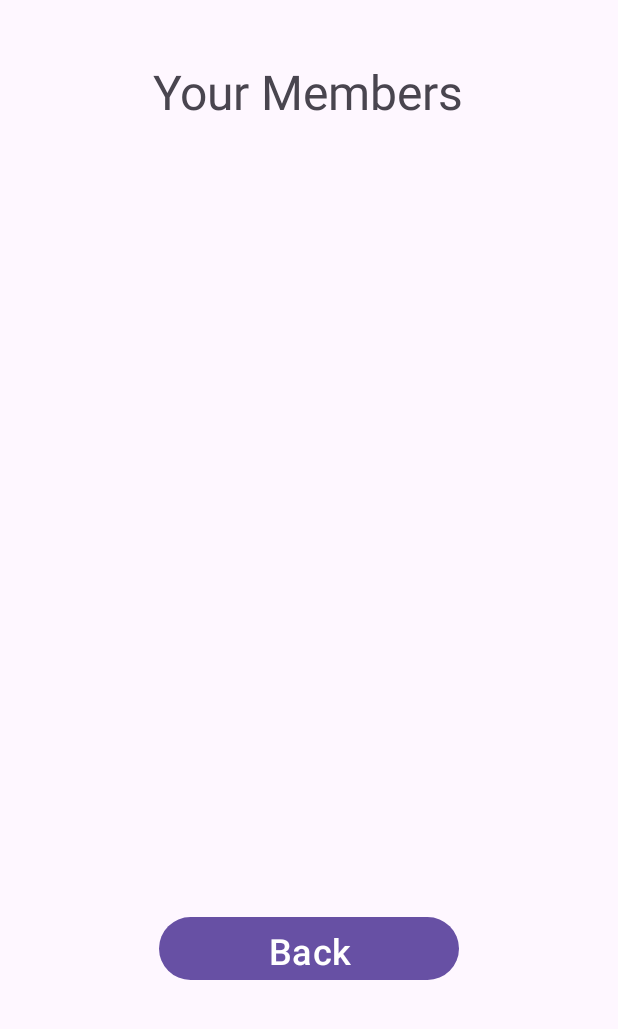
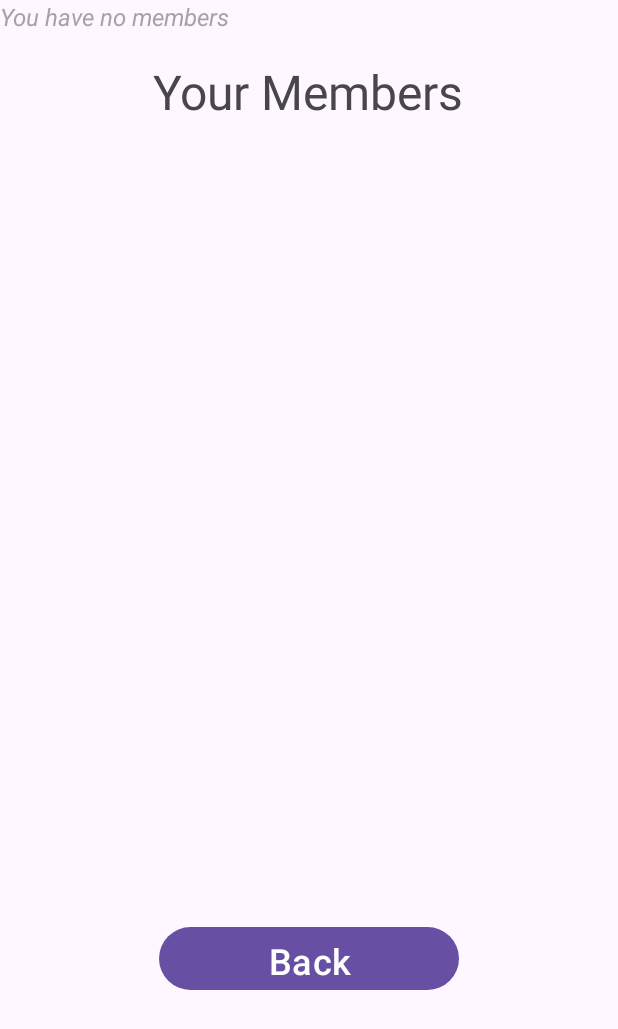
Before and after one commit to GabrielBall05/ChurchFinderApp, an Android app: the ChurchHome screen opened directly, with no data from a screen before it, after a tap on "View members of your church", on a phone screen of 412 x 824 dp. Shown: the top 1029 px of the screen. Run offline under Robolectric (Android 15) with nearby library versions, the phone set to English and light mode, and no system bars; 2 statements that could not run were skipped.

Commit message:
Showing no results message when there are no results. Bug fixes

```diff
--- a/ChurchApp/app/src/main/java/com/example/churchapp/ChurchIntents/ChurchHome.java
+++ b/ChurchApp/app/src/main/java/com/example/churchapp/ChurchIntents/ChurchHome.java
@@ -9,6 +9,7 @@ import android.view.View;
 import android.widget.AdapterView;
 import android.widget.Button;
 import android.widget.ListView;
+import android.widget.TextView;
 
 import com.example.churchapp.Adapters.MyEventsAdapter;
 import com.example.churchapp.Confirmations.MasterConfirmation;
@@ -27,6 +28,7 @@ public class ChurchHome extends AppCompatActivity
     Button btn_viewMembers;
     Button btn_createEvent;
     Button btn_editProfile;
+    TextView tv_noResults;
 
     //DATABASE
     UsersTableHelper usersDb;
@@ -56,6 +58,7 @@ public class ChurchHome extends AppCompatActivity
         btn_createEvent = findViewById(R.id.btn_churchHome_createEvent);
         btn_editProfile = findViewById(R.id.btn_churchHome_editProfile);
         btn_viewMembers = findViewById(R.id.btn_churchHome_viewMembers);
+        tv_noResults = findViewById(R.id.tv_churchHome_noResults);
 
         //DATABASE
         usersDb = new UsersTableHelper(this);
@@ -75,6 +78,10 @@ public class ChurchHome extends AppCompatActivity
             listOfMyEvents = eventsDb.getAllEventsByChurchEmail(Session.getChurch().getEmail());
             fillListView();
         }
+        else
+        {
+            ifNoResultsShow();
+        }
 
         //FUNCTIONS
         viewMembersButtonClick();
@@ -89,6 +96,8 @@ public class ChurchHome extends AppCompatActivity
     {
         adapter = new MyEventsAdapter(this, listOfMyEvents);
         lv_myEvents.setAdapter(adapter);
+
+        ifNoResultsShow();
     }
 
     /**========================================LIST VIEW ITEM CLICK========================================*/
@@ -164,4 +173,16 @@ public class ChurchHome extends AppCompatActivity
             }
         });
     }
+
+    private void ifNoResultsShow()
+    {
+        if (listOfMyEvents.size() == 0)
+        {
+            tv_noResults.setVisibility(View.VISIBLE);
+        }
+        else
+        {
+            tv_noResults.setVisibility(View.INVISIBLE);
+        }
+    }
 }
--- a/ChurchApp/app/src/main/java/com/example/churchapp/ChurchIntents/ViewMembers.java
+++ b/ChurchApp/app/src/main/java/com/example/churchapp/ChurchIntents/ViewMembers.java
@@ -9,6 +9,7 @@ import android.view.View;
 import android.widget.AdapterView;
 import android.widget.Button;
 import android.widget.ListView;
+import android.widget.TextView;
 
 import com.example.churchapp.Adapters.MyMembersAdapter;
 import com.example.churchapp.Database.UsersTableHelper;
@@ -23,6 +24,7 @@ public class ViewMembers extends AppCompatActivity
     //GUI
     Button btn_back;
     ListView lv_members;
+    TextView tv_noResults;
 
     //DATABASE
     UsersTableHelper usersDb;
@@ -46,6 +48,7 @@ public class ViewMembers extends AppCompatActivity
         //GUI
         btn_back = findViewById(R.id.btn_viewMembers_back);
         lv_members = findViewById(R.id.lv_viewMembers_members);
+        tv_noResults = findViewById(R.id.tv_viewMembers_noResults);
 
         //DATABASE
         usersDb = new UsersTableHelper(this);
@@ -69,6 +72,8 @@ public class ViewMembers extends AppCompatActivity
     {
         adapter = new MyMembersAdapter(this, listOfMyMembers);
         lv_members.setAdapter(adapter);
+
+        ifNoResultsShow();
     }
 
     /**========================================LIST VIEW ITEM SELECTED========================================*/
@@ -100,4 +105,16 @@ public class ViewMembers extends AppCompatActivity
             }
         });
     }
+
+    private void ifNoResultsShow()
+    {
+        if (listOfMyMembers.size() == 0)
+        {
+            tv_noResults.setVisibility(View.VISIBLE);
+        }
+        else
+        {
+            tv_noResults.setVisibility(View.INVISIBLE);
+        }
+    }
 }
--- a/ChurchApp/app/src/main/java/com/example/churchapp/Confirmations/MasterConfirmation.java
+++ b/ChurchApp/app/src/main/java/com/example/churchapp/Confirmations/MasterConfirmation.java
@@ -143,6 +143,7 @@ public class MasterConfirmation extends AppCompatActivity
                 if (cameFrom.equals("churchHomeIntent"))
                 {
                     Log.v("Button Press", "Deleting Event - Moving to ChurchHome");
+                    participantsDb.removeAllParticipantsFromEvent(eventToDelete.getEventId());
                     eventsDb.deleteEvent(eventToDelete.getEventId());
                     startActivity(churchHomeIntent);
                 }
--- a/ChurchApp/app/src/main/java/com/example/churchapp/Database/EventsTableHelper.java
+++ b/ChurchApp/app/src/main/java/com/example/churchapp/Database/EventsTableHelper.java
@@ -197,7 +197,6 @@ public class EventsTableHelper
         }
     }
 
-
     /**========================================DUMMY EVENTS========================================*/
     public void dummyEvents()
     {
--- a/ChurchApp/app/src/main/java/com/example/churchapp/MainActivity.java
+++ b/ChurchApp/app/src/main/java/com/example/churchapp/MainActivity.java
@@ -13,6 +13,7 @@ import android.widget.TextView;
 import com.example.churchapp.ChurchIntents.ChurchHome;
 import com.example.churchapp.Database.BookmarksTableHelper;
 import com.example.churchapp.Database.ChurchesTableHelper;
+import com.example.churchapp.Database.EventParticipantsTableHelper;
 import com.example.churchapp.Database.EventsTableHelper;
 import com.example.churchapp.Database.UsersTableHelper;
 import com.example.churchapp.Models.Church;
@@ -41,6 +42,7 @@ public class MainActivity extends AppCompatActivity
     UsersTableHelper usersDb;
     BookmarksTableHelper bookmarksDb;
     EventsTableHelper eventsDb;
+    EventParticipantsTableHelper participantsDb;
 
     //INTENTS
     Intent userNoChurchHomeIntent;
@@ -73,6 +75,7 @@ public class MainActivity extends AppCompatActivity
         usersDb = new UsersTableHelper(this);
         bookmarksDb = new BookmarksTableHelper(this);
         eventsDb = new EventsTableHelper(this);
+        participantsDb = new EventParticipantsTableHelper(this);
 
         //INTENTS
         userNoChurchHomeIntent = new Intent(MainActivity.this, UserNoChurchHome.class);
@@ -90,6 +93,7 @@ public class MainActivity extends AppCompatActivity
         usersDb.dummyUsers();
         churchesDb.dummyChurches();
         eventsDb.dummyEvents();
+        participantsDb.removeUserFromAllEvents("nicholeball@gmail.com");
         logAllUsersAndChurches();
         //===TESTING===
 
--- a/ChurchApp/app/src/main/java/com/example/churchapp/UserNoChurchIntents/UserNoChurchHome.java
+++ b/ChurchApp/app/src/main/java/com/example/churchapp/UserNoChurchIntents/UserNoChurchHome.java
@@ -296,7 +296,6 @@ public class UserNoChurchHome extends AppCompatActivity
     /**========================================SHOW NO RESULTS IF THERE AREN'T ANY RESULTS========================================*/
     private void ifNoResultsShow()
     {
-
         if (listOfChurches.size() == 0)
         {
             tv_noResults.setVisibility(View.VISIBLE);
--- a/ChurchApp/app/src/main/res/layout/activity_bookmarked_churches.xml
+++ b/ChurchApp/app/src/main/res/layout/activity_bookmarked_churches.xml
@@ -78,9 +78,10 @@
         android:layout_height="wrap_content"
         android:layout_marginTop="10dp"
         android:layout_marginEnd="410dp"
-        android:text="*No churches by that name*"
+        android:text="No Results"
         android:textColor="#A7A2A9"
         android:textSize="16sp"
+        android:textStyle="italic"
         android:visibility="invisible"
         app:layout_constraintEnd_toEndOf="parent"
         app:layout_constraintStart_toEndOf="@+id/lv_bookmarkedChurches_churches"
--- a/ChurchApp/app/src/main/res/layout/activity_event_participants_page.xml
+++ b/ChurchApp/app/src/main/res/layout/activity_event_participants_page.xml
@@ -38,10 +38,11 @@
         android:layout_height="wrap_content"
         android:layout_marginStart="165dp"
         android:layout_marginEnd="155dp"
-        android:text="*No Results*"
+        android:text="No one has signed up for this event"
         android:textAlignment="center"
         android:textColor="#A7A2A9"
         android:textSize="16sp"
+        android:textStyle="italic"
         android:visibility="invisible"
         app:layout_constraintEnd_toEndOf="parent"
         app:layout_constraintStart_toStartOf="parent"
--- a/ChurchApp/app/src/main/res/layout/activity_my_church_events.xml
+++ b/ChurchApp/app/src/main/res/layout/activity_my_church_events.xml
@@ -40,9 +40,10 @@
         android:layout_marginStart="172dp"
         android:layout_marginTop="2dp"
         android:layout_marginEnd="167dp"
-        android:text="No Events"
+        android:text="Your church has no upcoming events"
         android:textColor="#A7A2A9"
         android:textSize="16sp"
+        android:textStyle="italic"
         android:visibility="invisible"
         app:layout_constraintEnd_toEndOf="parent"
         app:layout_constraintStart_toStartOf="parent"
--- a/ChurchApp/app/src/main/res/layout/activity_user_no_church_home.xml
+++ b/ChurchApp/app/src/main/res/layout/activity_user_no_church_home.xml
@@ -100,10 +100,11 @@
         android:layout_height="wrap_content"
         android:layout_marginTop="12dp"
         android:layout_marginEnd="410dp"
-        android:text="*No Results*"
+        android:text="No Results"
         android:textAlignment="center"
         android:textColor="#A7A2A9"
         android:textSize="16sp"
+        android:textStyle="italic"
         android:visibility="invisible"
         app:layout_constraintEnd_toEndOf="parent"
         app:layout_constraintStart_toEndOf="@+id/lv_userNCHome_churches"
--- a/ChurchApp/app/src/main/res/layout/activity_view_members.xml
+++ b/ChurchApp/app/src/main/res/layout/activity_view_members.xml
@@ -38,9 +38,21 @@
         android:layout_width="409dp"
         android:layout_height="522dp"
         android:layout_marginStart="1dp"
-        android:layout_marginTop="1dp"
+        android:layout_marginTop="8dp"
         android:layout_marginEnd="1dp"
         app:layout_constraintEnd_toEndOf="parent"
         app:layout_constraintStart_toStartOf="parent"
         app:layout_constraintTop_toBottomOf="@+id/textView11" />
+
+    <TextView
+        android:id="@+id/tv_viewMembers_noResults"
+        android:layout_width="wrap_content"
+        android:layout_height="wrap_content"
+        android:text="You have no members"
+        android:textColor="#A7A2A9"
+        android:textSize="16sp"
+        android:textStyle="italic"
+        android:visibility="invisible"
+        tools:layout_editor_absoluteX="128dp"
+        tools:layout_editor_absoluteY="90dp" />
 </androidx.constraintlayout.widget.ConstraintLayout>
```
Also changed, not shown: ChurchApp/app/src/main/java/com/example/churchapp/ChurchIntents/EventParticipantsPage.java (+14 -0 lines), ChurchApp/app/src/main/java/com/example/churchapp/Database/EventParticipantsTableHelper.java (+9 -0 lines), ChurchApp/app/src/main/java/com/example/churchapp/UserNoChurchIntents/BookmarkedChurches.java (+15 -12 lines), ChurchApp/app/src/main/java/com/example/churchapp/UserWithChurchIntents/EventDetails.java (+5 -5 lines), ChurchApp/app/src/main/java/com/example/churchapp/UserWithChurchIntents/MyChurchEvents.java (+24 -2 lines), ChurchApp/app/src/main/java/com/example/churchapp/UserWithChurchIntents/UserWithChurchHome.java (+15 -0 lines), ChurchApp/app/src/main/res/layout/activity_church_home.xml (+15 -0 lines), ChurchApp/app/src/main/res/values/strings.xml (+0 -42 lines).
